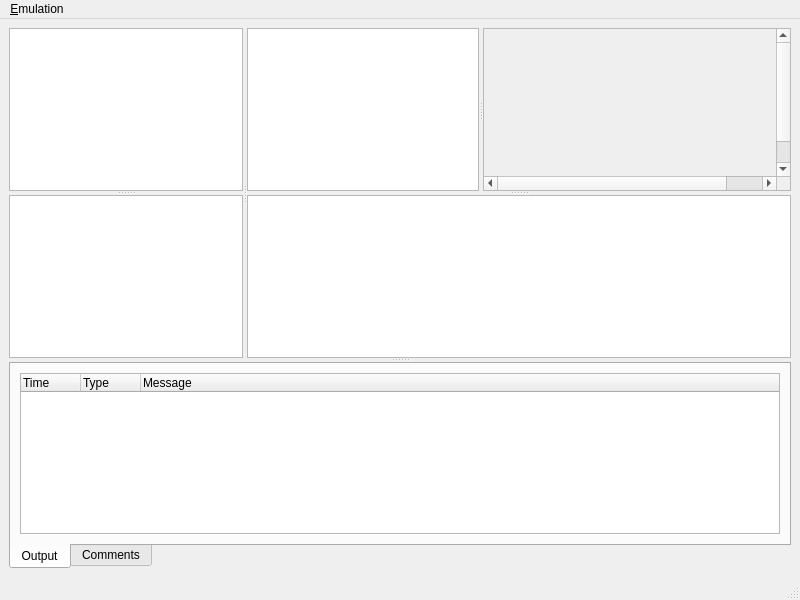
The window that Sim800/MainFrm.ui (banxian/Sim800) describes before a commit, drawn with Qt 5.
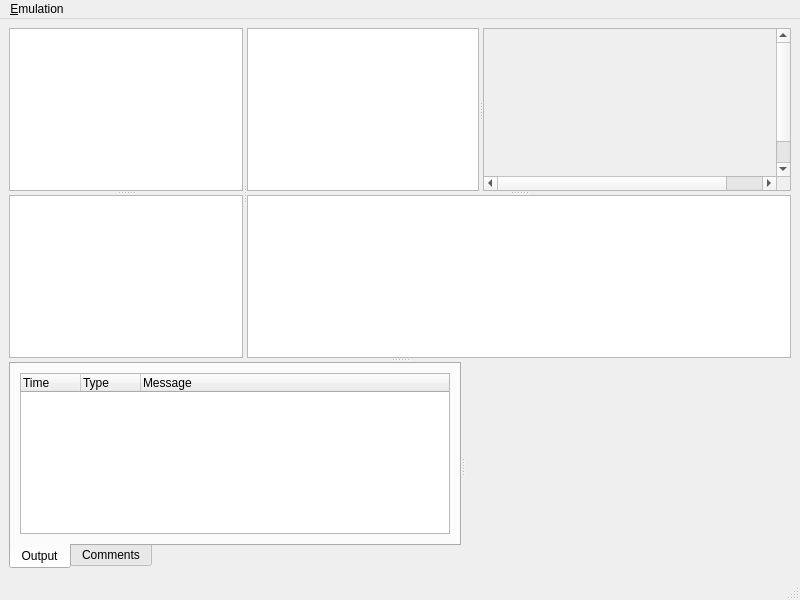
The same window after the commit. Custom widgets are drawn as their Qt base class.

Diff of the .ui file:
```diff
--- a/Sim800/MainFrm.ui
+++ b/Sim800/MainFrm.ui
@@ -93,6 +93,10 @@
         </widget>
        </widget>
       </widget>
+      <widget class="QSplitter" name="splitterforkeypad">
+       <property name="orientation">
+        <enum>Qt::Horizontal</enum>
+       </property>
       <widget class="QTabWidget" name="tabWidget">
        <property name="tabPosition">
         <enum>QTabWidget::South</enum>
@@ -182,6 +186,18 @@
         </layout>
        </widget>
       </widget>
+       <widget class="MyZoomWidget" name="keypadView">
+        <property name="minimumSize">
+         <size>
+          <width>200</width>
+          <height>160</height>
+         </size>
+        </property>
+        <property name="text">
+         <string/>
+        </property>
+       </widget>
+      </widget>
      </widget>
     </item>
    </layout>
@@ -222,6 +238,13 @@
    </property>
   </action>
  </widget>
+ <customwidgets>
+  <customwidget>
+   <class>MyZoomWidget</class>
+   <extends>QLabel</extends>
+   <header>MyZoomWidget.h</header>
+  </customwidget>
+ </customwidgets>
  <resources/>
  <connections>
   <connection>
```
Lines whose indentation alone changed are shown as unchanged.
